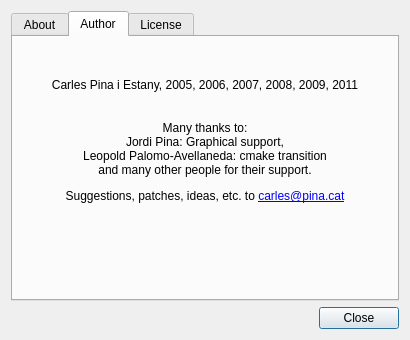
cpina/qdacco, file gui/about.ui: the form before one commit.
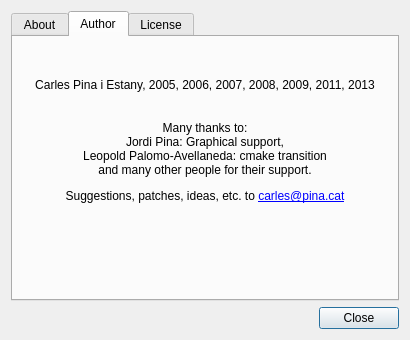
The form after the commit. The open tabs and pages were chosen to show the change. Icons and pictures are not drawn.

The edit to the form file:
```diff
--- a/gui/about.ui
+++ b/gui/about.ui
@@ -206,7 +206,7 @@
           </sizepolicy>
          </property>
          <property name="text">
-          <string>Carles Pina i Estany, 2005, 2006, 2007, 2008, 2009, 2011</string>
+          <string>Carles Pina i Estany, 2005, 2006, 2007, 2008, 2009, 2011, 2013</string>
          </property>
          <property name="alignment">
           <set>Qt::AlignCenter</set>
```
